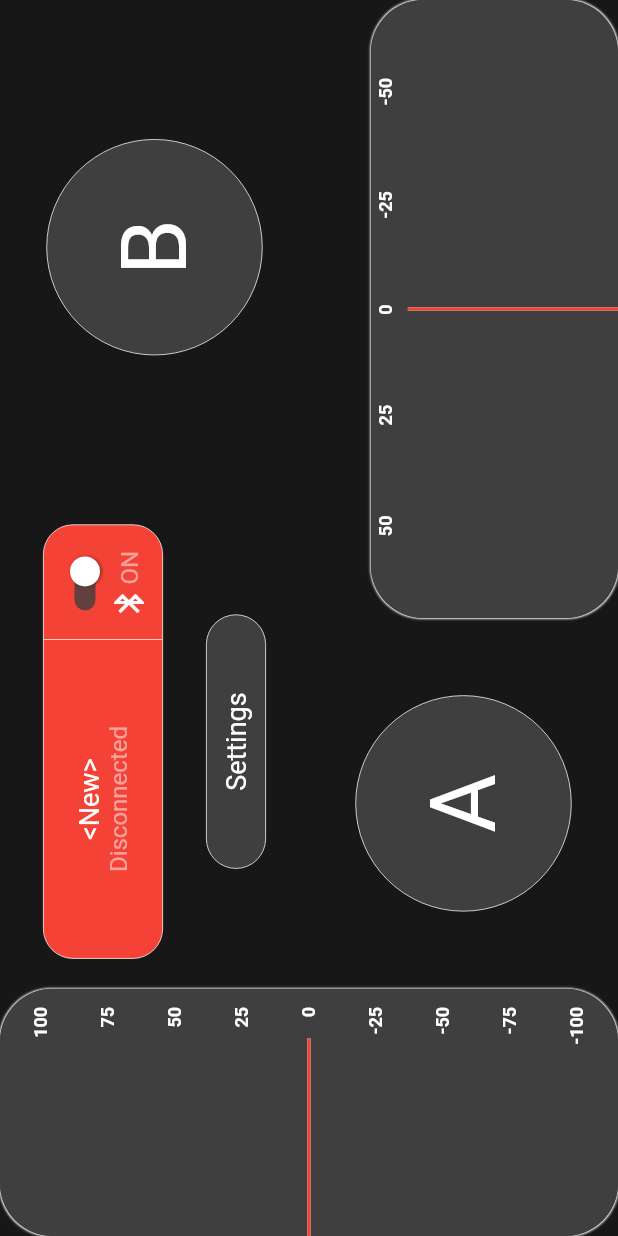
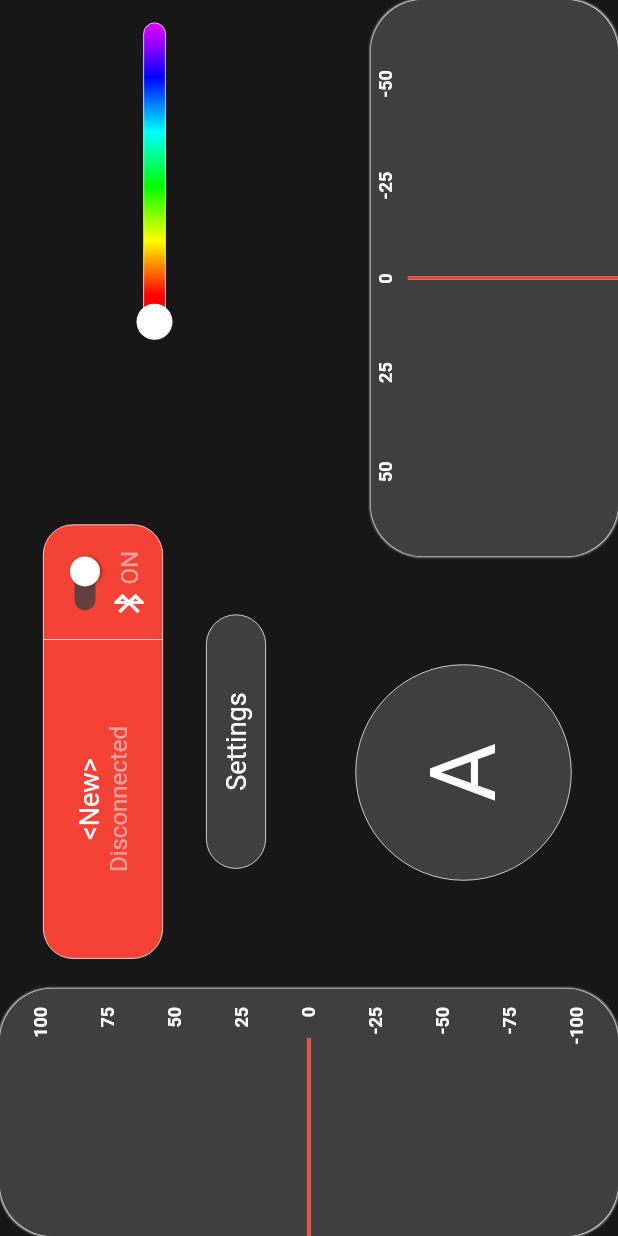
Before and after one commit to Judiviga/RobotCompetitionController, a Flutter app: the screen it shows after launch, on a phone screen of 412 x 824 dp. Run offline on Flutter 3.47's test engine with Material 2 defaults, Android fonts, the phone set to English and light mode, and no system bars; our stand-ins replace flutter_bluetooth_serial, shared_preferences; generated files the repository leaves out were written again.

Commit message:
first commit code

```diff
--- a/lib/main.dart
+++ b/lib/main.dart
@@ -1,5 +1,6 @@
 import 'package:flutter/material.dart';
 import 'package:flutter/services.dart';
+import 'package:joystick/pages/code_page.dart';
 import 'package:joystick/pages/settings_page.dart';
 import 'package:joystick/constants.dart';
 import 'package:joystick/pages/joystick_page.dart';
@@ -31,6 +32,7 @@ class Controller extends StatelessWidget {
       home: JoystickPage(),
       routes: {
         JoystickPage.id: (context) => JoystickPage(),
+        CodePage.id: (context) => CodePage(),
         BluetoothPage.id: (context) => BluetoothPage(),
       },
       localizationsDelegates: [
--- a/lib/models/robot_interface.dart
+++ b/lib/models/robot_interface.dart
@@ -20,6 +20,10 @@ class Robot {
   double rightJoystick = 0;
   bool sending = true;
 
+  int red = 0;
+  int green = 0;
+  int blue = 0;
+
   bool stoppedL = true;
   bool stoppedR = true;
   bool stopped = true;
@@ -29,20 +33,21 @@ class Robot {
   double turnFactor = 0.20;
   double correction = 0.97;
 
-  StreamSubscription? listener;
+  StreamSubscription? stateListener;
+  StreamSubscription? inputListener;
   RobotSettings settings;
 
   Robot(this.settings) {
     turnFactor = settings.turnFactor;
     correction = settings.correction;
-    listener = bluetooth.getState.listen(
+    stateListener = bluetooth.getState.listen(
       (BlueState state) {
         blueOn = state.enabled;
         connected = state.connected;
       },
     );
     connect(settings.address);
-    drive();
+    drive(leftJoystick, rightJoystick);
   }
 
   Future connect(String address) async {
@@ -52,15 +57,16 @@ class Robot {
   Future disconnect() async {
     sending = false;
     await bluetooth.disconnect();
-    listener!.cancel();
+    stateListener!.cancel();
+    inputListener!.cancel();
   }
 
-  void drive() {
+  void drive(double forward, double turn) {
     int millis = 1000 ~/ settings.hz;
 
     Timer.periodic(Duration(milliseconds: millis), (timer) {
-      double y = leftJoystick * settings.maxPWM / 100;
-      double x = rightJoystick * settings.maxPWM / 100;
+      double y = forward * settings.maxPWM / 100;
+      double x = turn * settings.maxPWM / 100;
 
       _moveState state = getState(y, x);
       double targetL = y - x;
@@ -167,7 +173,7 @@ class Robot {
           state.toString());
           */
       if (sending && blueOn && connected) {
-        output(outL, outR);
+        output(outL, outR, red, green, blue);
       }
     });
   }
@@ -208,11 +214,14 @@ class Robot {
     }
   }
 
-  void output(double outL, double outR) {
+  void output(double outL, double outR, int r, int g, int b) {
     String val1 = outR.round().toString();
     String val2 = outL.round().toString();
+    String val3 = r.toString();
+    String val4 = g.toString();
+    String val5 = b.toString();
 
-    String message = val1 + ',' + val2;
+    String message = val1 + ',' + val2 + ',' + val3 + ',' + val4 + ',' + val5;
     bluetooth.send(message);
   }
 
--- a/lib/pages/joystick_page.dart
+++ b/lib/pages/joystick_page.dart
@@ -1,6 +1,7 @@
 import 'package:flutter/material.dart';
 import 'package:joystick/pages/settings_page.dart';
 import 'package:joystick/constants.dart';
+import 'package:joystick/widgets/color_picker.dart';
 import 'package:joystick/widgets/horizontal_joystick.dart';
 import 'package:joystick/widgets/indicator.dart';
 import 'package:joystick/models/robot_interface.dart';
@@ -16,7 +17,7 @@ class JoystickPage extends StatefulWidget {
 class _JoystickPageState extends State<JoystickPage> {
   Robot robot = Robot(settingsList[activeSettings]);
 
-  double rightLong = 0.5;
+  double rightLong = 0.45;
   double leftThick = 0.2;
 
   @override
@@ -57,9 +58,22 @@ class _JoystickPageState extends State<JoystickPage> {
                   child: Column(
                     mainAxisAlignment: MainAxisAlignment.end,
                     children: [
-                      const Expanded(
-                        child: CircleBoton(
-                          text: 'B',
+                      Expanded(
+                        child: Column(
+                          crossAxisAlignment: CrossAxisAlignment.center,
+                          children: [
+                            RotatedBox(
+                              quarterTurns: -1,
+                              child: ColorPicker(
+                                width: 200,
+                                callback: (R, G, B) {
+                                  robot.red = R;
+                                  robot.green = G;
+                                  robot.blue = B;
+                                },
+                              ),
+                            ),
+                          ],
                         ),
                       ),
                       Expanded(
--- /dev/null
+++ b/lib/widgets/color_picker.dart
@@ -0,0 +1,131 @@
+import 'package:flutter/material.dart';
+
+typedef void _ValueCallback(int R, int G, int B);
+
+class ColorPicker extends StatefulWidget {
+  final double width;
+  final _ValueCallback callback;
+  ColorPicker({required this.width, required this.callback});
+  @override
+  _ColorPickerState createState() => _ColorPickerState();
+}
+
+class _ColorPickerState extends State<ColorPicker> {
+  final List<Color> _colors = [
+    Color.fromARGB(255, 255, 0, 0),
+    Color.fromARGB(255, 255, 0, 0),
+    Color.fromARGB(255, 255, 128, 0),
+    Color.fromARGB(255, 255, 255, 0),
+    Color.fromARGB(255, 128, 255, 0),
+    Color.fromARGB(255, 0, 255, 0),
+    Color.fromARGB(255, 0, 255, 128),
+    Color.fromARGB(255, 0, 255, 255),
+    Color.fromARGB(255, 0, 128, 255),
+    Color.fromARGB(255, 0, 0, 255),
+    Color.fromARGB(255, 128, 0, 255),
+    Color.fromARGB(255, 225, 0, 255),
+   // Color.fromARGB(255, 128, 128, 128),
+  ];
+  double _colorSliderPosition = 0;
+  Color? _currentColor;
+
+  @override
+  initState() {
+    super.initState();
+    _currentColor = _calculateSelectedColor(_colorSliderPosition);
+  }
+
+  _colorChangeHandler(double position) {
+    //handle out of bounds positions
+    if (position > widget.width) {
+      position = widget.width;
+    }
+    if (position < 0) {
+      position = 0;
+    }
+    setState(() {
+      _colorSliderPosition = position;
+      _currentColor = _calculateSelectedColor(_colorSliderPosition);
+    });
+  }
+
+  Color _calculateSelectedColor(double position) {
+    //determine color
+    double positionInColorArray =
+        (position / widget.width * (_colors.length - 1));
+    int index = positionInColorArray.truncate();
+    double remainder = positionInColorArray - index;
+    if (remainder == 0.0) {
+      _currentColor = _colors[index];
+    } else {
+      //calculate new color
+      int redValue = _colors[index].red == _colors[index + 1].red
+          ? _colors[index].red
+          : (_colors[index].red +
+                  (_colors[index + 1].red - _colors[index].red) * remainder)
+              .round();
+      int greenValue = _colors[index].green == _colors[index + 1].green
+          ? _colors[index].green
+          : (_colors[index].green +
+                  (_colors[index + 1].green - _colors[index].green) * remainder)
+              .round();
+      int blueValue = _colors[index].blue == _colors[index + 1].blue
+          ? _colors[index].blue
+          : (_colors[index].blue +
+                  (_colors[index + 1].blue - _colors[index].blue) * remainder)
+              .round();
+      _currentColor = Color.fromARGB(255, redValue, greenValue, blueValue);
+      widget.callback(redValue, greenValue, blueValue);
+    }
+
+    return _currentColor!;
+  }
+
+  @override
+  Widget build(BuildContext context) {
+    return GestureDetector(
+      behavior: HitTestBehavior.opaque,
+      onHorizontalDragStart: (DragStartDetails details) {
+        _colorChangeHandler(details.localPosition.dx);
+      },
+      onHorizontalDragUpdate: (DragUpdateDetails details) {
+        _colorChangeHandler(details.localPosition.dx);
+      },
+      onTapDown: (TapDownDetails details) {
+        _colorChangeHandler(details.localPosition.dx);
+      },
+      //This outside padding makes it much easier to grab the   slider because the gesture detector has
+      // the extra padding to recognize gestures inside of
+      child: Padding(
+        padding: EdgeInsets.all(15),
+        child: Container(
+          width: widget.width,
+          height: 15,
+          decoration: BoxDecoration(
+            border: Border.all(width: 0.5, color: Colors.white),
+            borderRadius: BorderRadius.circular(15),
+            gradient: LinearGradient(colors: _colors),
+          ),
+          child: CustomPaint(
+            painter: _SliderIndicatorPainter(_colorSliderPosition),
+          ),
+        ),
+      ),
+    );
+  }
+}
+
+class _SliderIndicatorPainter extends CustomPainter {
+  final double position;
+  _SliderIndicatorPainter(this.position);
+  @override
+  void paint(Canvas canvas, Size size) {
+    canvas.drawCircle(
+        Offset(position, size.height / 2), 12, Paint()..color = Colors.white);
+  }
+
+  @override
+  bool shouldRepaint(_SliderIndicatorPainter old) {
+    return true;
+  }
+}
```
Also changed, not shown: lib/models/bluetooth_interface.dart (+14 -0 lines), lib/pages/code_page.dart (added, +21 -0 lines).
